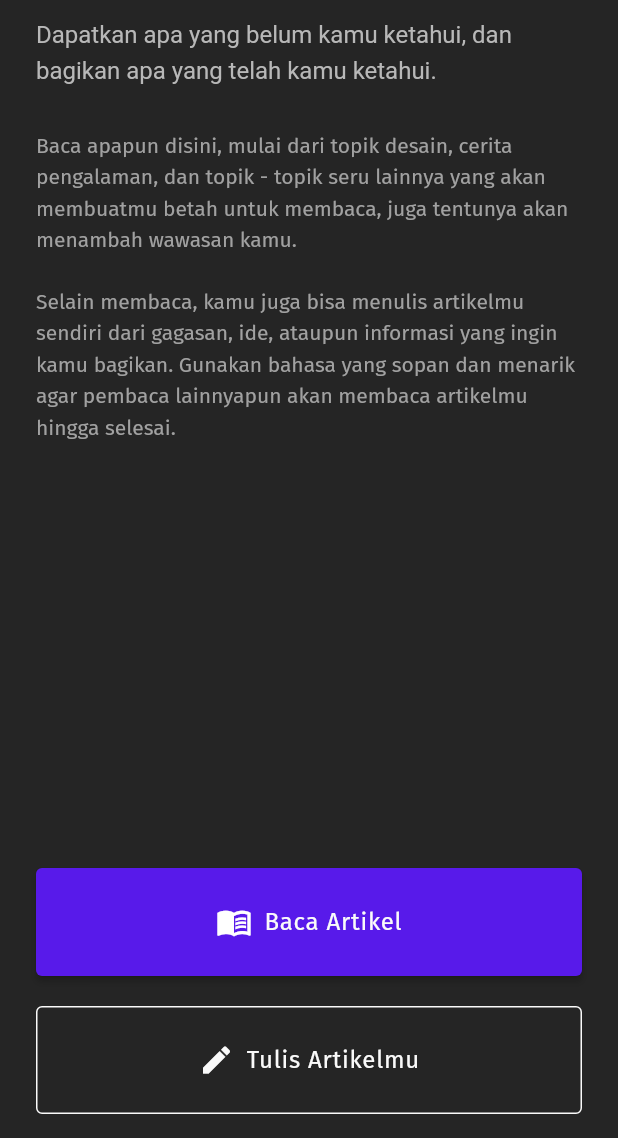
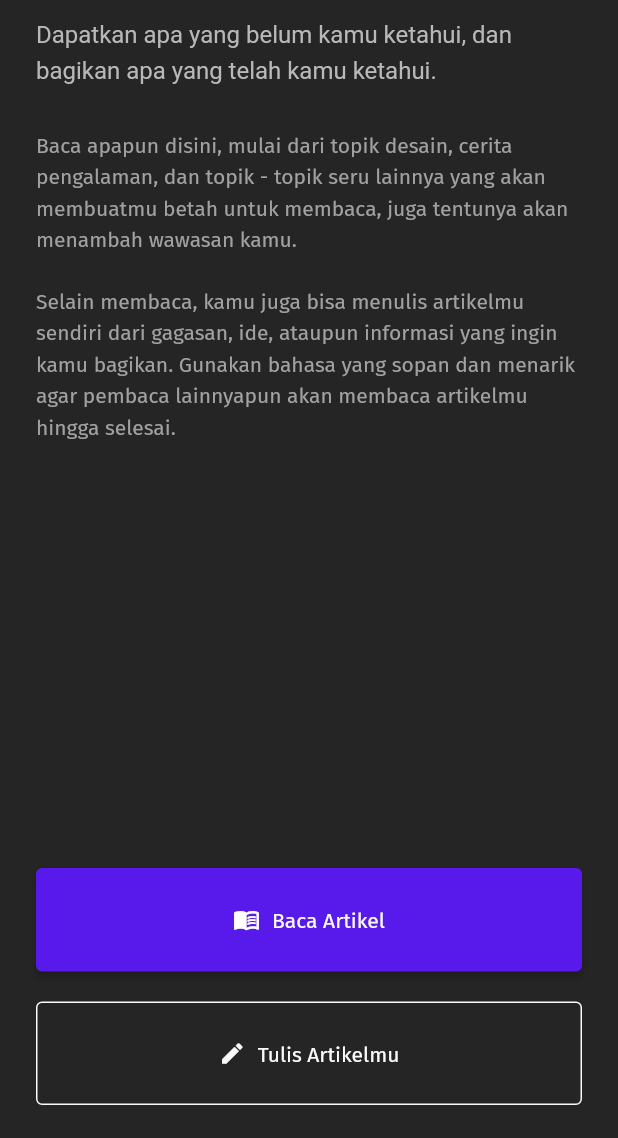
Before and after one commit to naufal-yafi/ark_app, a Flutter app: the screen it shows after launch, on a phone screen of 412 x 824 dp, the part 98-1236 px from its top. Run offline on Flutter 3.47's test engine with Material 2 defaults, Android fonts, the phone set to English and light mode, and no system bars; Roboto replaces fonts that are missing (SourceSerifPro-SemiBold); project files that could hold a hidden picture were left out.

Commit message:
manage size text field and button

```diff
--- a/lib/pages/listArticle.dart
+++ b/lib/pages/listArticle.dart
@@ -150,6 +150,8 @@ class ListArticle extends StatelessWidget {
               color: neutral_100,
             ),
             title: TextField(
+              style: body2RegulerShade50,
+              cursorColor: neutral_50,
               decoration: InputDecoration(
                   hintText: "Cari topik kesukaanmu disini...",
                   hintStyle: TextStyle(
@@ -226,7 +228,7 @@ class ListArticle extends StatelessWidget {
                       height: 8,
                     ),
                     Text(
-                      "Saya",
+                      "Profil",
                       style: tab == 2
                           ? label1RegulerShade50
                           : label1RegulerShade200,
--- a/lib/pages/starting.dart
+++ b/lib/pages/starting.dart
@@ -65,17 +65,16 @@ class StartingUp extends StatelessWidget {
                 width: MediaQuery.of(context).size.width,
                 child: ElevatedButton.icon(
                   onPressed: () {
-                    // Navigator.push(context,
-                    //     MaterialPageRoute(builder: (context) => Login("baca")));
-                    Navigator.push(
-                        context,
-                        MaterialPageRoute(
-                            builder: (context) => const HomePage()));
+                    Navigator.push(context,
+                        MaterialPageRoute(builder: (context) => Login("baca")));
                   },
-                  icon: const Icon(Icons.menu_book),
+                  icon: const Icon(
+                    Icons.menu_book,
+                    size: 18,
+                  ),
                   label: Text(
                     "Baca Artikel",
-                    style: body1Reguler,
+                    style: body2RegulerShade50,
                   ),
                   style: ElevatedButton.styleFrom(
                       backgroundColor: primary, padding: btnSize),
@@ -95,10 +94,13 @@ class StartingUp extends StatelessWidget {
                         MaterialPageRoute(
                             builder: (context) => Login("tulis")));
                   },
-                  icon: const Icon(Icons.create),
+                  icon: Icon(
+                    Icons.create,
+                    size: 18,
+                  ),
                   label: Text(
                     "Tulis Artikelmu",
-                    style: body1Reguler,
+                    style: body2RegulerShade50,
                   ),
                   style: OutlinedButton.styleFrom(
                       foregroundColor: neutral_50,
--- a/lib/pages/writerAccount.dart
+++ b/lib/pages/writerAccount.dart
@@ -370,7 +370,7 @@ class WriterAccountPage extends StatelessWidget {
                       height: 8,
                     ),
                     Text(
-                      "Saya",
+                      "Profil",
                       style: tab == 2
                           ? label1RegulerShade50
                           : label1RegulerShade200,
@@ -412,7 +412,7 @@ class WriterAccountPage extends StatelessWidget {
     }
 
     return MaterialApp(
-      title: 'arK | Artikel Kulo',
+      title: 'arK | Penulis',
       home: Scaffold(
         backgroundColor: neutral_900,
         appBar: AppBar(
--- a/lib/style/design_system.dart
+++ b/lib/style/design_system.dart
@@ -1,6 +1,7 @@
 import 'package:flutter/material.dart';
 
 EdgeInsets btnSize = const EdgeInsets.symmetric(vertical: 24);
+EdgeInsets textFieldSize = const EdgeInsets.fromLTRB(20, 10, 10, 10);
 
 //! Color Scheme
 Color neutral_900 = const Color(0xff252525);
```
Also changed, not shown: lib/pages/login.dart (+7 -10 lines), lib/pages/read.dart (+6 -3 lines), lib/pages/signup.dart (+10 -14 lines), lib/pages/write.dart (+8 -9 lines), lib/pages/yourAccount.dart (+5 -7 lines).
